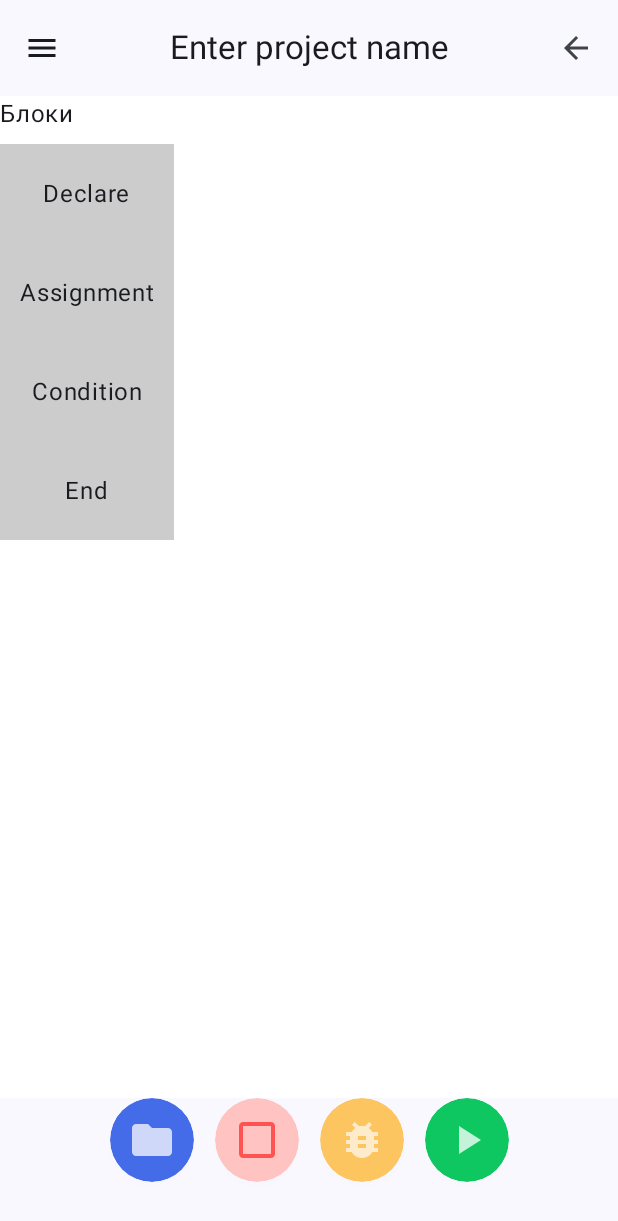
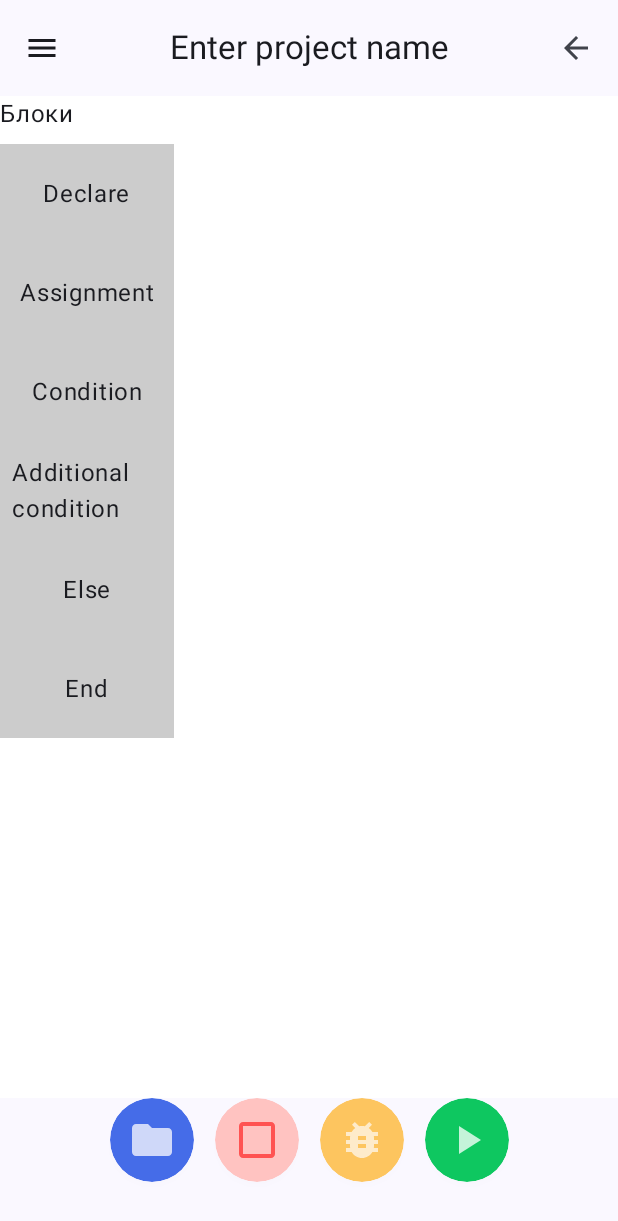
Before and after one commit to Maksimcode/Android-7-Module-HITs, an Android app built with Jetpack Compose: the screen it shows after launch (StartActivity), after a tap on "Unknown", on a phone screen of 412 x 824 dp. Shown: the top 1221 px of the screen. Run offline under Robolectric (Android 15) with nearby library versions, the phone set to English and light mode, and no system bars; 2 other taps on this screen came first.

Commit message:
updated availableBlocks and BlockPalette

```diff
--- a/app/src/main/java/com/example/android_7_module_hits/BlockPalette.kt
+++ b/app/src/main/java/com/example/android_7_module_hits/BlockPalette.kt
@@ -21,6 +21,8 @@ import com.example.android_7_module_hits.Blocks.BlockType
 import com.example.android_7_module_hits.Blocks.ConditionBlock
 import com.example.android_7_module_hits.Blocks.DataType
 import com.example.android_7_module_hits.Blocks.DeclarationBlock
+import com.example.android_7_module_hits.Blocks.ElseBlock
+import com.example.android_7_module_hits.Blocks.ElseIfBlock
 import com.example.android_7_module_hits.Blocks.EndBlock
 import com.example.android_7_module_hits.ui.uiblocks.BlockTemplate
 import com.example.android_7_module_hits.ui.uiblocks.availableBlocks
@@ -49,6 +51,10 @@ fun BlockPaletteItem(template: BlockTemplate, onBlockSelected: (Block) -> Unit)
                         AssignmentBlock(variableName = "Variable", initialValue = "0")
                     BlockType.CONDITION ->
                         ConditionBlock(logicalExpression = "true")
+                    BlockType.ELSE_IF ->
+                        ElseIfBlock(logicalExpression = "true")
+                    BlockType.ELSE ->
+                        ElseBlock()
                     BlockType.END ->
                         EndBlock()
                     else -> throw IllegalArgumentException("Unknown block type")
--- a/app/src/main/java/com/example/android_7_module_hits/ui/uiblocks/AvailableBlocks.kt
+++ b/app/src/main/java/com/example/android_7_module_hits/ui/uiblocks/AvailableBlocks.kt
@@ -5,6 +5,8 @@ val availableBlocks = listOf(
     BlockTemplate("Declare", BlockType.DECLARE),
     BlockTemplate("Assignment", BlockType.ASSIGN),
     BlockTemplate("Condition", BlockType.CONDITION),
+    BlockTemplate("Additional condition", BlockType.ELSE_IF),
+    BlockTemplate("Else", BlockType.ELSE),
     BlockTemplate("End", BlockType.END)
 )
 
```
Also changed, not shown: app/src/main/java/com/example/android_7_module_hits/WorkspaceScreen.kt (+10 -1 lines), app/src/main/java/com/example/android_7_module_hits/viewModel/BlockViewModel.kt (+8 -0 lines).
